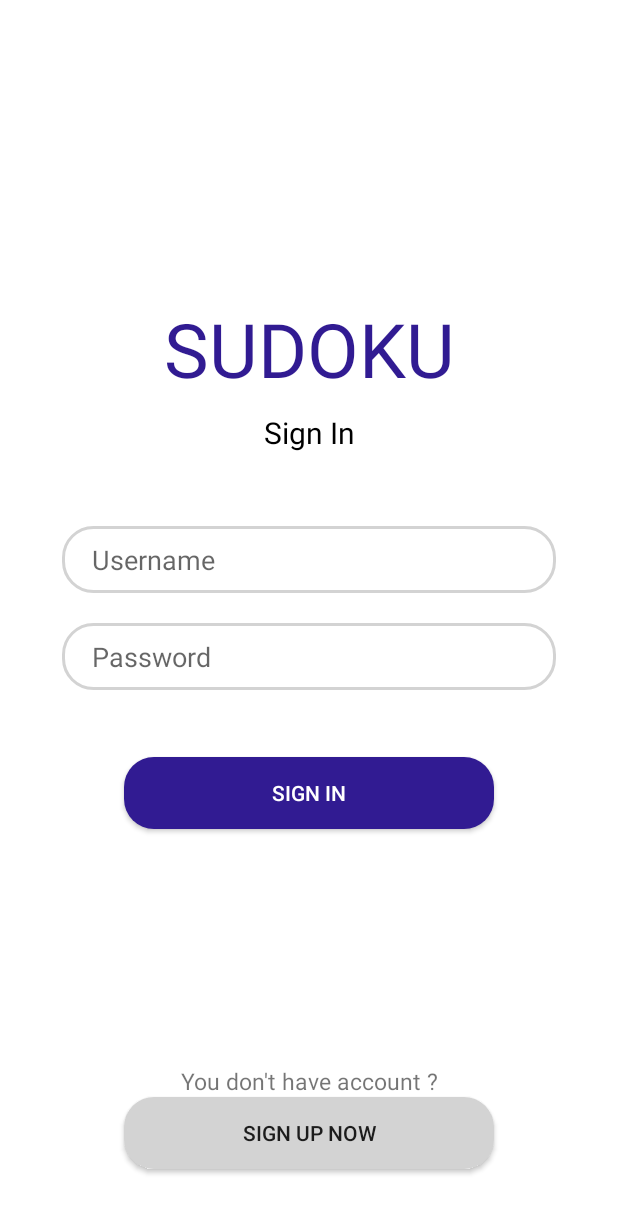
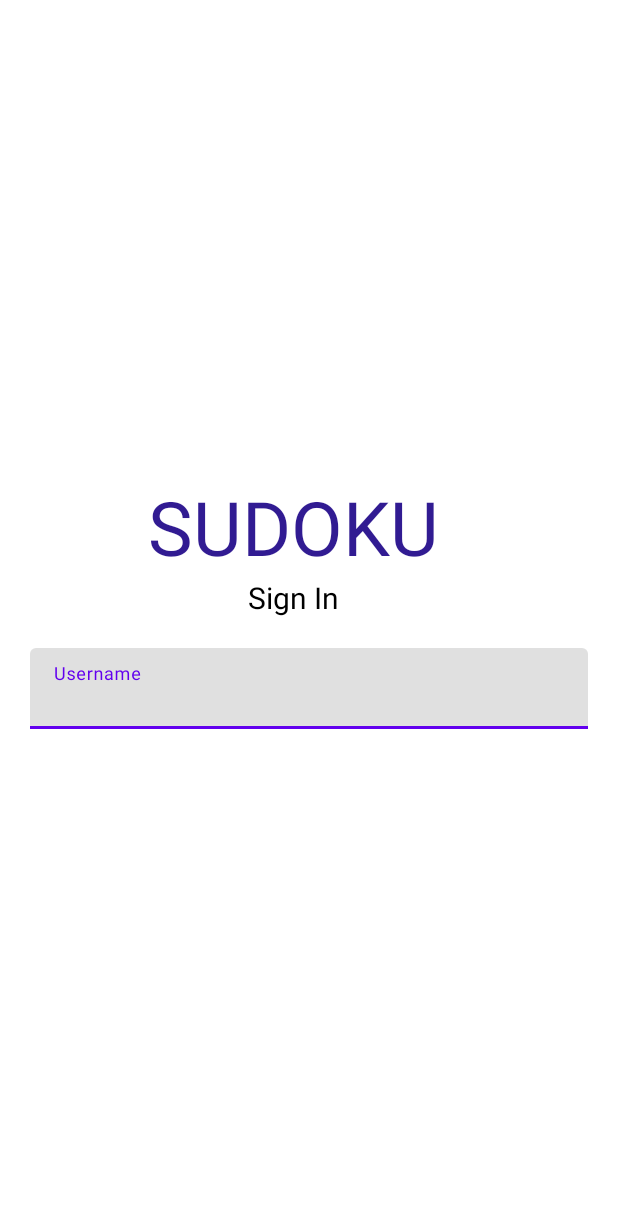
Before and after one commit to THMINH17102001/ProjectSE, an Android app: the layout signin_tab_fragment.xml on its own in the app's theme, with its tools: preview values and no code run, on a phone screen of 412 x 824 dp. Shown: the top 1213 px of the screen. Run offline under Robolectric (Android 15) with nearby library versions, the light colour scheme and no system bars; Roboto replaces fonts that are not available here.

```diff
--- a/app/build.gradle
+++ b/app/build.gradle
@@ -32,6 +32,7 @@ dependencies {
     implementation 'androidx.appcompat:appcompat:1.3.1'
     implementation 'com.google.android.material:material:1.4.0'
     implementation 'androidx.constraintlayout:constraintlayout:2.1.0'
+    implementation 'com.google.android.material:material:1.0.0'
     testImplementation 'junit:junit:4.+'
     androidTestImplementation 'androidx.test.ext:junit:1.1.3'
     androidTestImplementation 'androidx.test.espresso:espresso-core:3.4.0'
--- a/app/src/main/res/layout/signin_tab_fragment.xml
+++ b/app/src/main/res/layout/signin_tab_fragment.xml
@@ -1,9 +1,14 @@
 <?xml version="1.0" encoding="utf-8"?>
-<androidx.constraintlayout.widget.ConstraintLayout xmlns:android="http://schemas.android.com/apk/res/android"
+<LinearLayout xmlns:android="http://schemas.android.com/apk/res/android"
     xmlns:app="http://schemas.android.com/apk/res-auto"
     xmlns:tools="http://schemas.android.com/tools"
     android:layout_width="match_parent"
-    android:layout_height="match_parent">
+    android:layout_height="match_parent"
+    tools:context=".LoginActivity"
+    android:orientation="vertical"
+    android:gravity="center"
+    android:padding="20dp"
+    android:background="#fff">
 
     <TextView
         android:id="@+id/textView"
@@ -12,11 +17,8 @@
         android:text="SUDOKU"
         android:textColor="#311B92"
         android:textSize="50dp"
-        app:layout_constraintBottom_toTopOf="@+id/username"
-        app:layout_constraintEnd_toEndOf="parent"
-        app:layout_constraintStart_toStartOf="parent"
-        app:layout_constraintTop_toTopOf="parent"
-        app:layout_constraintVertical_bias="0.7" />
+        android:layout_marginRight="10dp"/>
+
 
     <TextView
         android:layout_width="wrap_content"
@@ -24,83 +26,28 @@
         android:text="Sign In"
         android:textColor="@color/black"
         android:textSize="20dp"
-        app:layout_constraintBottom_toTopOf="@+id/username"
-        app:layout_constraintEnd_toEndOf="parent"
-        app:layout_constraintStart_toStartOf="parent"
-        app:layout_constraintTop_toBottomOf="@+id/textView"
-        app:layout_constraintVertical_bias="0.15" />
+        android:layout_marginRight="10dp"/>
+
+    <LinearLayout
+        android:layout_width="match_parent"
+        android:layout_height="wrap_content"
+        android:layout_marginTop="20dp"
+        android:layout_marginBottom="20dp">
+
+        <com.google.android.material.textfield.TextInputLayout
+            android:layout_width="match_parent"
+            android:layout_height="wrap_content">
+
+            <com.google.android.material.textfield.TextInputEditText
+                android:id="@+id/username"
+                style="@style/Widget.MaterialComponents.TextInputLayout.OutlinedBox"
+                android:layout_width="match_parent"
+                android:layout_height="wrap_content"
+                android:hint="Username"
+            >
+            </com.google.android.material.textfield.TextInputEditText>
+        </com.google.android.material.textfield.TextInputLayout>
 
 
-    <EditText
-        android:id="@+id/username"
-        android:layout_width="0dp"
-        android:layout_height="wrap_content"
-        android:hint="Username"
-        android:paddingLeft="20dp"
-        android:paddingTop="10dp"
-        android:background="@drawable/edit_text_bg"
-        android:paddingBottom="10dp"
-        app:layout_constraintBottom_toBottomOf="parent"
-        app:layout_constraintEnd_toEndOf="parent"
-        app:layout_constraintStart_toStartOf="parent"
-        app:layout_constraintTop_toTopOf="parent"
-        app:layout_constraintVertical_bias="0.45"
-        app:layout_constraintWidth_percent="0.8" />
-
-    <EditText
-        android:id="@+id/pass"
-        android:layout_width="0dp"
-        android:layout_height="wrap_content"
-        android:hint="Password"
-        android:background="@drawable/edit_text_bg"
-        android:paddingLeft="20dp"
-        android:paddingTop="10dp"
-        android:paddingBottom="10dp"
-        app:layout_constraintVertical_bias="0"
-        android:layout_marginTop="20dp"
-        app:layout_constraintBottom_toBottomOf="parent"
-        app:layout_constraintEnd_toEndOf="parent"
-        app:layout_constraintStart_toStartOf="parent"
-        app:layout_constraintTop_toBottomOf="@+id/username"
-        app:layout_constraintWidth_percent="0.8" />
-
-    <androidx.appcompat.widget.AppCompatButton
-        android:id="@+id/button"
-        android:layout_width="0dp"
-        android:layout_height="wrap_content"
-        android:background="@drawable/button_bg"
-        android:text="Sign in"
-        android:textColor="@color/white"
-        app:layout_constraintBottom_toBottomOf="parent"
-        app:layout_constraintEnd_toEndOf="parent"
-        app:layout_constraintStart_toStartOf="parent"
-        app:layout_constraintTop_toTopOf="parent"
-        app:layout_constraintVertical_bias=".65"
-        app:layout_constraintWidth_percent=".6" />
-
-    <TextView
-        android:layout_width="wrap_content"
-        android:layout_height="wrap_content"
-        android:text="You don't have account ?"
-        android:textSize="15dp"
-        app:layout_constraintVertical_bias="1"
-        app:layout_constraintBottom_toTopOf="@+id/button2"
-        app:layout_constraintEnd_toEndOf="parent"
-        app:layout_constraintStart_toStartOf="parent"
-        app:layout_constraintTop_toBottomOf="@+id/button" />
-
-    <androidx.appcompat.widget.AppCompatButton
-        android:id="@+id/button2"
-        android:layout_width="0dp"
-        android:layout_height="wrap_content"
-        android:background="@drawable/button_bg2"
-        android:text="Sign up now"
-        app:layout_constraintBottom_toBottomOf="parent"
-        app:layout_constraintEnd_toEndOf="parent"
-        app:layout_constraintStart_toStartOf="parent"
-        app:layout_constraintTop_toBottomOf="@+id/button"
-        app:layout_constraintVertical_bias="0.8"
-        app:layout_constraintWidth_percent=".6" />
-
-
-</androidx.constraintlayout.widget.ConstraintLayout>
+    </LinearLayout>
+</LinearLayout>
--- a/build.gradle
+++ b/build.gradle
@@ -5,7 +5,7 @@ buildscript {
         mavenCentral()
     }
     dependencies {
-        classpath "com.android.tools.build:gradle:7.0.0"
+        classpath 'com.android.tools.build:gradle:7.0.1'
 
         // NOTE: Do not place your application dependencies here; they belong
         // in the individual module build.gradle files
```
Also changed, not shown: 1 other file.
